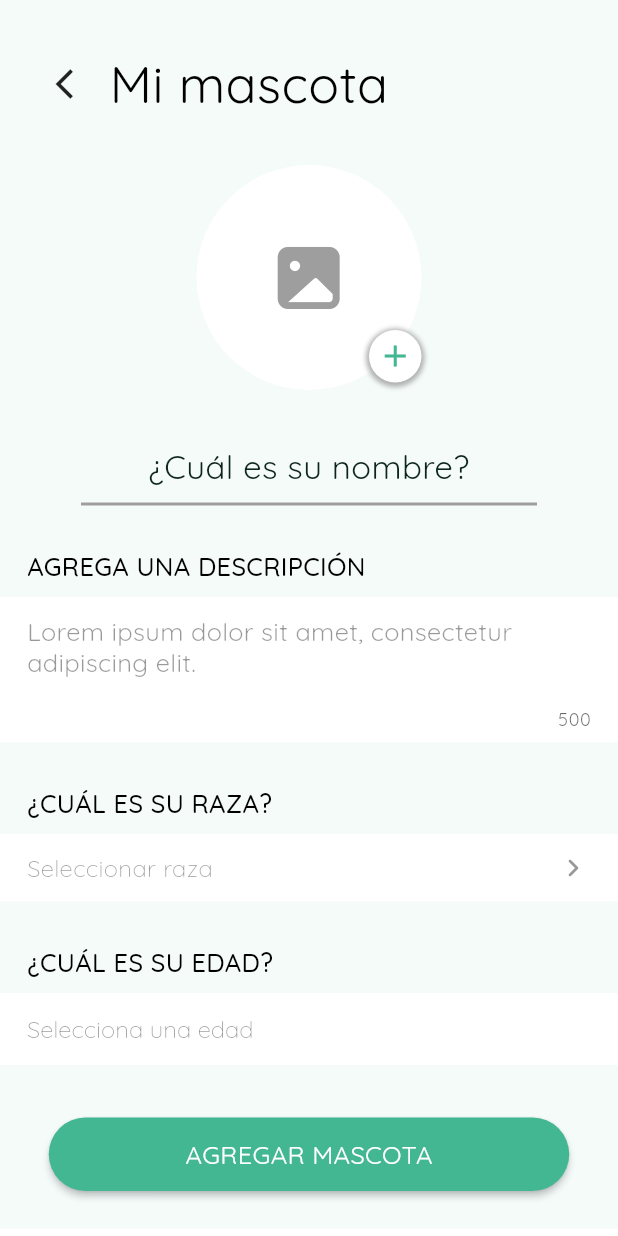
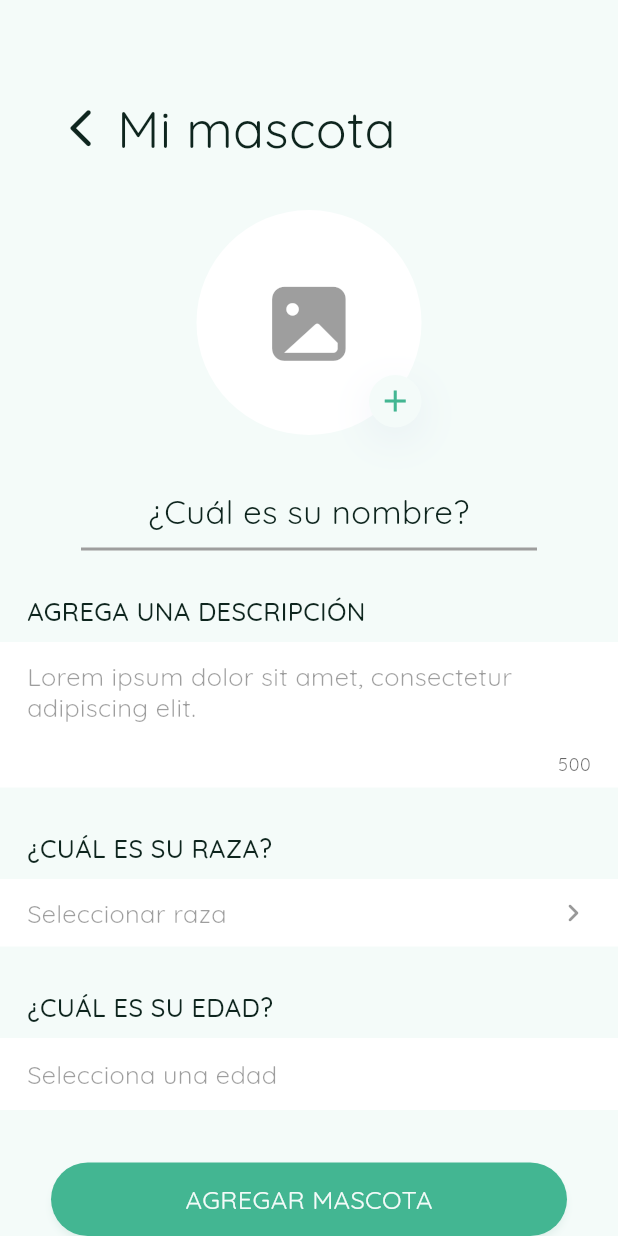
Before and after one commit to BadinhoCornejo/e-patas-ui, a Flutter app: the PetRegister screen opened by its route, on a phone screen of 412 x 824 dp. Run offline on Flutter 3.47's test engine with Material 2 defaults, Android fonts, the phone set to English and light mode, and no system bars.

Commit message:
fix styles

```diff
--- a/lib/app.dart
+++ b/lib/app.dart
@@ -14,7 +14,7 @@ class App extends StatelessWidget {
       title: 'E-Patas',
       theme: appTheme(Platform.isAndroid),
       onGenerateRoute: routeFactory(),
-      home: UserRegister(),
+      home: Login(),
     );
   }
 }
--- a/lib/ui/components/main_button.dart
+++ b/lib/ui/components/main_button.dart
@@ -1,3 +1,5 @@
+import 'package:e_patas/ui/utils/color_theme.dart';
+import 'package:e_patas/ui/utils/typography.dart';
 import 'package:flutter/material.dart';
 
 class MainButton extends StatelessWidget {
@@ -5,12 +7,12 @@ class MainButton extends StatelessWidget {
   final String text;
   final void Function() onPressed;
 
-  const MainButton(
-      {Key? key,
+  const MainButton({
+    Key? key,
     required this.isWhite,
     required this.text,
-      required this.onPressed})
-      : super(key: key);
+    required this.onPressed,
+  }) : super(key: key);
 
   @override
   Widget build(BuildContext context) {
@@ -18,25 +20,29 @@ class MainButton extends StatelessWidget {
       onPressed: onPressed,
       style: ButtonStyle(
         backgroundColor: MaterialStateProperty.all<Color>(
-                isWhite ? Color(0xFFF4FBF9) : Color(0xFF43B692)),
+          isWhite ? backgroundColor : primaryColor,
+        ),
         shape: MaterialStateProperty.all<OutlinedBorder>(
           RoundedRectangleBorder(
-                    borderRadius: BorderRadius.circular(50.0))),
-            minimumSize: MaterialStateProperty.all<Size>(Size(347.0, 49.0))),
+            borderRadius: BorderRadius.circular(50.0),
+          ),
+        ),
+        minimumSize: MaterialStateProperty.all<Size>(
+          Size(MediaQuery.of(context).size.width - 68, 49.0),
+        ),
+        shadowColor: MaterialStateProperty.all<Color>(
+          primaryColor.withOpacity(0.15),
+        ),
+      ),
       child: isWhite
-            ? Text(text,
-                style: TextStyle(
-                    fontFamily: "Quicksand",
-                    fontSize: 17,
-                    letterSpacing: .22,
-                    fontWeight: FontWeight.w400,
-                    color: Color(0xFF43B692)))
-            : Text(text,
-                style: TextStyle(
-                    fontFamily: "Quicksand",
-                    fontSize: 17,
-                    letterSpacing: .22,
-                    fontWeight: FontWeight.w400,
-                    color: Colors.white)));
+          ? Text(
+              text,
+              style: iOSBody(primaryColor),
+            )
+          : Text(
+              text,
+              style: iOSBody(backgroundColor),
+            ),
+    );
   }
 }
--- a/lib/ui/components/number_input.dart
+++ b/lib/ui/components/number_input.dart
@@ -1,3 +1,5 @@
+import 'package:e_patas/ui/utils/color_theme.dart';
+import 'package:e_patas/ui/utils/typography.dart';
 import 'package:flutter/material.dart';
 
 class NumberInput extends StatelessWidget {
@@ -17,12 +19,7 @@ class NumberInput extends StatelessWidget {
           keyboardType: TextInputType.number,
           decoration: InputDecoration(
             hintText: text,
-            hintStyle: TextStyle(
-              fontFamily: 'Quicksand',
-              fontWeight: FontWeight.w300,
-              fontSize: 16.0,
-              color: Colors.black.withOpacity(0.4),
-            ),
+            hintStyle: iOSBody(neutralColor),
             border: UnderlineInputBorder(
               borderSide: BorderSide.none,
             ),
--- a/lib/ui/components/register_section_title.dart
+++ b/lib/ui/components/register_section_title.dart
@@ -1,3 +1,5 @@
+import 'package:e_patas/ui/utils/color_theme.dart';
+import 'package:e_patas/ui/utils/typography.dart';
 import 'package:flutter/material.dart';
 
 class RegisterSectionTitle extends StatelessWidget {
@@ -20,10 +22,10 @@ class RegisterSectionTitle extends StatelessWidget {
           child: Text(
             text,
             style: TextStyle(
-              fontFamily: 'Quicksand',
+              fontFamily: fontName,
               fontSize: 17.0,
               fontWeight: FontWeight.w500,
-              color: Colors.black,
+              color: textColor,
               letterSpacing: .22,
             ),
           ),
--- a/lib/ui/components/secondary_button.dart
+++ b/lib/ui/components/secondary_button.dart
@@ -1,3 +1,5 @@
+import 'package:e_patas/ui/utils/color_theme.dart';
+import 'package:e_patas/ui/utils/typography.dart';
 import 'package:flutter/material.dart';
 
 class SecondaryButton extends StatelessWidget {
@@ -23,12 +25,7 @@ class SecondaryButton extends StatelessWidget {
             children: [
               Text(
                 text,
-                style: TextStyle(
-                  fontFamily: 'Quicksand',
-                  fontWeight: FontWeight.w300,
-                  fontSize: 16.0,
-                  color: Colors.black.withOpacity(0.4),
-                ),
+                style: iOSBody(neutralColor),
               ),
               Icon(
                 Icons.navigate_next_rounded,
--- a/lib/ui/components/secondary_input.dart
+++ b/lib/ui/components/secondary_input.dart
@@ -1,3 +1,4 @@
+import 'package:e_patas/ui/utils/color_theme.dart';
 import 'package:e_patas/ui/utils/typography.dart';
 import 'package:flutter/material.dart';
 
@@ -9,12 +10,12 @@ class SecondaryInput extends StatelessWidget {
   static UnderlineInputBorder border = UnderlineInputBorder(
       borderSide: BorderSide(color: Colors.grey, width: 2.0));
 
-  const SecondaryInput(
-      {Key? key,
-      required this.hintText,
-      required this.isPassword,
-      required this.isCentered})
-      : super(key: key);
+  const SecondaryInput({
+    Key? key,
+    required this.hintText,
+    required this.isPassword,
+    required this.isCentered,
+  }) : super(key: key);
 
   @override
   Widget build(BuildContext context) {
@@ -23,7 +24,7 @@ class SecondaryInput extends StatelessWidget {
       obscureText: isPassword,
       decoration: InputDecoration(
         hintText: hintText,
-        hintStyle: iOSTitle2(Color(0xFF0E251E)),
+        hintStyle: iOSTitle2(textColor),
         enabledBorder: border,
         border: border,
         focusedBorder: border,
--- a/lib/ui/components/text_box_input.dart
+++ b/lib/ui/components/text_box_input.dart
@@ -1,3 +1,4 @@
+import 'package:e_patas/ui/utils/color_theme.dart';
 import 'package:e_patas/ui/utils/typography.dart';
 import 'package:flutter/material.dart';
 
@@ -34,9 +35,7 @@ class _TextBoxInputState extends State<TextBoxInput> {
           decoration: InputDecoration(
             hintText:
                 'Lorem ipsum dolor sit amet, consectetur adipiscing elit.',
-            hintStyle: iOSBody(
-              Colors.black.withOpacity(0.4),
-            ),
+            hintStyle: iOSBody(neutralColor),
             counterText: _counter.toString(),
             border: UnderlineInputBorder(
               borderSide: BorderSide.none,
--- a/lib/ui/components/title_icon.dart
+++ b/lib/ui/components/title_icon.dart
@@ -1,3 +1,5 @@
+import 'package:e_patas/ui/utils/color_theme.dart';
+import 'package:e_patas/ui/utils/dogemate_icons.dart';
 import 'package:e_patas/ui/utils/typography.dart';
 import 'package:flutter/material.dart';
 
@@ -13,8 +15,17 @@ class TitleIcon extends StatelessWidget {
     return Row(
       children: [
         IconButton(
-            icon: Icon(Icons.arrow_back_ios, size: 24.0), onPressed: onPressed),
-        Text(title, style: iOSLargeTitle(Colors.black))
+          icon: Icon(
+            Dogemate.arrow_back_ios,
+            size: 24.0,
+            color: textColor,
+          ),
+          onPressed: onPressed,
+        ),
+        Text(
+          title,
+          style: iOSLargeTitle(textColor),
+        )
       ],
     );
   }
--- a/lib/ui/screens/pet_register.dart
+++ b/lib/ui/screens/pet_register.dart
@@ -15,11 +15,18 @@ class PetRegister extends StatelessWidget {
   Widget build(BuildContext context) {
     return Scaffold(
       body: Container(
+        height: MediaQuery.of(context).size.height,
         child: SingleChildScrollView(
           child: Column(
+            mainAxisSize: MainAxisSize.max,
             children: [
               Padding(
-                padding: const EdgeInsets.fromLTRB(25.0, 32.0, 0.0, 0.0),
+                padding: const EdgeInsets.fromLTRB(
+                  30.0,
+                  62.0,
+                  0.0,
+                  0.0,
+                ),
                 child: TitleIcon(
                   title: 'Mi mascota',
                   onPressed: () {},
@@ -35,8 +42,8 @@ class PetRegister extends StatelessWidget {
                     height: 150.0,
                     child: Icon(
                       Dogemate.image,
-                      color: Colors.grey,
-                      size: 42.0,
+                      color: neutralColor,
+                      size: 50.0,
                     ),
                     decoration: BoxDecoration(
                       color: Colors.white,
@@ -61,14 +68,13 @@ class PetRegister extends StatelessWidget {
                         decoration: BoxDecoration(
                           boxShadow: [
                             BoxShadow(
-                              color: Colors.grey.withOpacity(0.8),
-                              spreadRadius: 2.0,
-                              blurRadius: 2,
+                              color: Color(0xFF9AAACF).withOpacity(0.15),
+                              blurRadius: 24,
                               offset:
-                                  Offset(0, 1), // changes position of shadow
+                                  Offset(0, 8), // changes position of shadow
                             ),
                           ],
-                          color: Colors.white,
+                          color: backgroundColor,
                           shape: BoxShape.circle,
                         ),
                       ),
@@ -80,7 +86,12 @@ class PetRegister extends StatelessWidget {
                 height: 25.0,
               ),
               Padding(
-                padding: const EdgeInsets.fromLTRB(54.0, 0.0, 54.0, 0.0),
+                padding: const EdgeInsets.fromLTRB(
+                  54.0,
+                  0.0,
+                  54.0,
+                  0.0,
+                ),
                 child: SecondaryInput(
                   hintText: '¿Cuál es su nombre?',
                   isPassword: false,
@@ -102,11 +113,11 @@ class PetRegister extends StatelessWidget {
                 text: 'AGREGAR MASCOTA',
                 onPressed: () {},
               ),
-              SizedBox(height: 25.0),
+              SizedBox(height: 38.0),
             ],
           ),
         ),
-        color: Color(0xFFF4FBF9),
+        color: backgroundColor,
       ),
     );
   }
```
Also changed, not shown: lib/ui/components/main_input.dart (+20 -7 lines), lib/ui/screens/email_register.dart (+21 -6 lines), lib/ui/screens/login.dart (+47 -35 lines), lib/ui/screens/password_register.dart (+21 -6 lines), lib/ui/screens/splash.dart (+6 -5 lines), lib/ui/screens/user_register.dart (+14 -6 lines), lib/ui/screens/welcome.dart (+27 -15 lines). Lines whose indentation alone changed are shown as unchanged.
